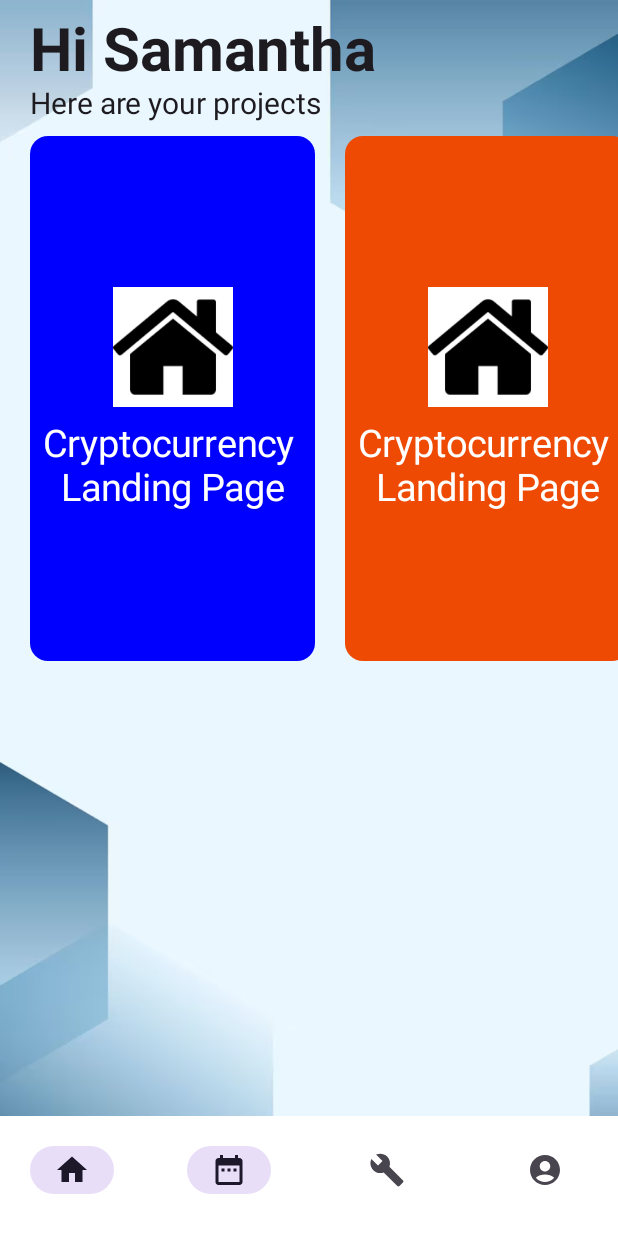
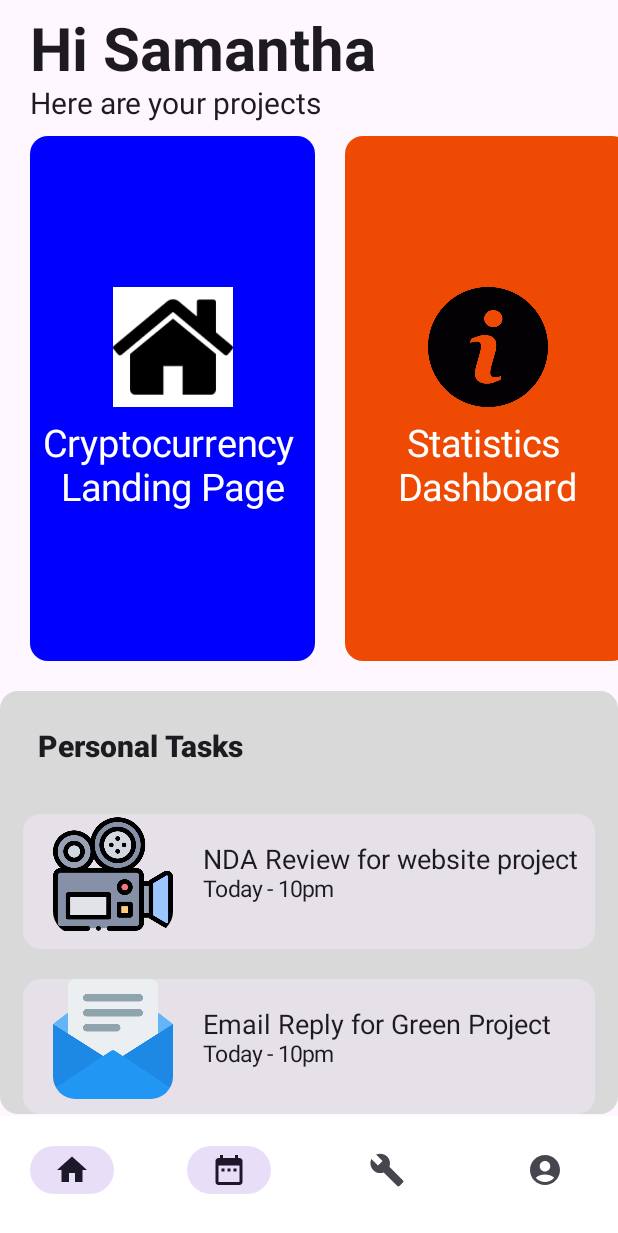
Before and after one commit to srstig/ZawadiMart, an Android app built with Jetpack Compose: the @Preview function TrialScreenPreview, on a phone screen of 412 x 824 dp. Shown: the top 1233 px of the screen. Run offline under Robolectric (Android 15) with nearby library versions, the phone set to English and light mode, and no system bars.

Commit message:
assignment

```diff
--- a/app/src/main/java/com/ray/zawadimart/navigation/AppNavHost.kt
+++ b/app/src/main/java/com/ray/zawadimart/navigation/AppNavHost.kt
@@ -7,6 +7,7 @@ import androidx.navigation.compose.NavHost
 import androidx.navigation.compose.composable
 import androidx.navigation.compose.rememberNavController
 import com.ray.zawadimart.ui.screens.about.AboutScreen
+import com.ray.zawadimart.ui.screens.assignment.TrialScreen
 import com.ray.zawadimart.ui.screens.dashboard.DashboardScreen
 import com.ray.zawadimart.ui.screens.home.HomeScreen
 import com.ray.zawadimart.ui.screens.intent.IntentScreen
@@ -53,5 +54,9 @@ fun AppNavHost(
         composable(ROUT_SPLASH) {
             SplashScreen(navController)
         }
+
+        composable(ROUT_TRIAL) {
+            TrialScreen(navController)
+        }
     }
 }
--- a/app/src/main/java/com/ray/zawadimart/navigation/Routes.kt
+++ b/app/src/main/java/com/ray/zawadimart/navigation/Routes.kt
@@ -8,3 +8,4 @@ const val ROUT_INTENT = "intent"
 const val ROUT_DASHBOARD = "dashboard"
 const val ROUT_SERVICE = "service"
 const val ROUT_SPLASH = "splash"
+const val ROUT_TRIAL = "trial"
--- a/app/src/main/java/com/ray/zawadimart/ui/screens/assignment/TrialScreen.kt
+++ b/app/src/main/java/com/ray/zawadimart/ui/screens/assignment/TrialScreen.kt
@@ -32,6 +32,7 @@ import androidx.compose.material.icons.filled.Star
 import androidx.compose.material3.Button
 import androidx.compose.material3.ButtonDefaults
 import androidx.compose.material3.Card
+import androidx.compose.material3.CardColors
 import androidx.compose.material3.CardDefaults
 import androidx.compose.material3.ExperimentalMaterial3Api
 import androidx.compose.material3.FloatingActionButton
@@ -69,6 +70,7 @@ import androidx.navigation.NavController
 import androidx.navigation.compose.rememberNavController
 import com.ray.zawadimart.R
 import com.ray.zawadimart.navigation.ROUT_HOME
+import com.ray.zawadimart.ui.theme.newGray
 import com.ray.zawadimart.ui.theme.newGreen
 import com.ray.zawadimart.ui.theme.newOrange
 import com.ray.zawadimart.ui.theme.newWhite
@@ -141,9 +143,9 @@ fun TrialScreen(navController: NavController){
         content = { paddingValues ->
             Column(
                 modifier = Modifier
+                    .verticalScroll(rememberScrollState())
                     .padding(paddingValues)
                     .fillMaxSize()
-                    .paint(painter = painterResource(R.drawable.img_2), contentScale = ContentScale.FillBounds)
 
             ) {
                 val mContext = LocalContext.current
@@ -224,16 +226,16 @@ fun TrialScreen(navController: NavController){
                             verticalArrangement = Arrangement.Center
                         ){
                             Image(
-                                painter = painterResource(R.drawable.home),
+                                painter = painterResource(R.drawable.about),
                                 contentDescription = "",
                                 modifier = Modifier.width(200.dp).height(80.dp)
                             )
                             Spacer(modifier = Modifier.height(10.dp))
 
-                            Column() {  }
 
-                            Text(text = "Cryptocurrency ", fontSize = 25.sp, color = Color.White,fontFamily = FontFamily.SansSerif)
-                            Text(text = "Landing Page",fontSize = 25.sp, color = Color.White, fontFamily = FontFamily.SansSerif)
+
+                            Text(text = "Statistics ", fontSize = 25.sp, color = Color.White,fontFamily = FontFamily.SansSerif)
+                            Text(text = "Dashboard",fontSize = 25.sp, color = Color.White, fontFamily = FontFamily.SansSerif)
 
                         }
 
@@ -286,6 +288,102 @@ fun TrialScreen(navController: NavController){
                 //End of Row
                 Spacer(modifier = Modifier.height(20.dp))
 
+                Card(modifier = Modifier
+                    .fillMaxWidth(),
+                    colors = CardDefaults.cardColors(newGray)
+                    ) {
+
+                    Text(text = "Personal Tasks",Modifier.padding(25.dp), fontSize = 20.sp, fontWeight = FontWeight.ExtraBold)
+
+                    Spacer(modifier = Modifier.height(8.dp))
+
+
+                    //Row
+                    Card (
+                        modifier = Modifier
+                            .width(500.dp)
+                            .height(90.dp)
+                            .padding(start = 15.dp, end = 15.dp)
+
+                        ){
+                        Row (modifier = Modifier.padding(start = 20.dp)){
+                            Image(
+                                painter = painterResource(R.drawable.img_3),
+                                contentDescription = "Car",
+                                modifier = Modifier.size(80.dp).clip(shape = RoundedCornerShape(15.dp)),
+                                contentScale = ContentScale.FillWidth
+                            )
+                            Spacer(modifier = Modifier.width(20.dp))
+
+                            Column {
+                                Spacer(modifier = Modifier.height(20.dp))
+
+
+                                Text(text = "NDA Review for website project",
+                                    fontSize = 18.sp,
+
+                                    )
+
+                                Text(text = "Today - 10pm",
+                                    fontSize = 15.sp,
+                                )
+
+
+                            }
+
+                        }
+                    }
+                    //End of Row
+
+                    Spacer(modifier = Modifier.height(20.dp))
+
+                    //Row
+                    Card (
+                        modifier = Modifier
+                            .width(500.dp)
+                            .height(90.dp)
+                            .padding(start = 15.dp, end = 15.dp,)
+
+
+                    ){
+                        Row (modifier = Modifier.padding(start = 20.dp)){
+                            Image(
+                                painter = painterResource(R.drawable.img_4),
+                                contentDescription = "Car",
+                                modifier = Modifier.size(80.dp).clip(shape = RoundedCornerShape(15.dp)),
+                                contentScale = ContentScale.FillWidth
+                            )
+                            Spacer(modifier = Modifier.width(20.dp))
+
+                            Column {
+                                Spacer(modifier = Modifier.height(20.dp))
+
+
+                                Text(text = "Email Reply for Green Project",
+                                    fontSize = 18.sp,
+
+                                    )
+
+                                Text(text = "Today - 10pm",
+                                    fontSize = 15.sp,
+                                )
+
+
+                            }
+
+                        }
+                    }
+                    //End of Row
+
+
+
+
+                }
+
+
+
+
+
 
 
 
--- a/app/src/main/java/com/ray/zawadimart/ui/screens/splash/SplashScreen.kt
+++ b/app/src/main/java/com/ray/zawadimart/ui/screens/splash/SplashScreen.kt
@@ -21,6 +21,7 @@ import androidx.navigation.NavController
 import androidx.navigation.compose.rememberNavController
 import com.ray.zawadimart.R
 import com.ray.zawadimart.navigation.ROUT_START
+import com.ray.zawadimart.navigation.ROUT_TRIAL
 import com.ray.zawadimart.ui.theme.newOrange
 import kotlinx.coroutines.delay
 import kotlinx.coroutines.launch
@@ -35,7 +36,7 @@ fun SplashScreen(navController: NavController){
 
     coroutine.launch {
         delay(2000)
-        navController.navigate(ROUT_START)
+        navController.navigate(ROUT_TRIAL)
     }
 
 
--- a/app/src/main/java/com/ray/zawadimart/ui/theme/Color.kt
+++ b/app/src/main/java/com/ray/zawadimart/ui/theme/Color.kt
@@ -11,4 +11,5 @@ val PurpleGrey40 = Color(0xFF625b71)
 val Pink40 = Color(0xFF7D5260)
 val newOrange = Color(0xFFEE4A04)
 val newWhite = Color(0xFFFFFFFF)
-val newGreen = Color(0xFF7AAF52)
+val newGreen = Color(0xFF20C4B5)
+val newGray = Color(0xFFD9D9D9)
```
Also changed, not shown: app/src/main/res/drawable/img_3.png (added), app/src/main/res/drawable/img_4.png (added).
